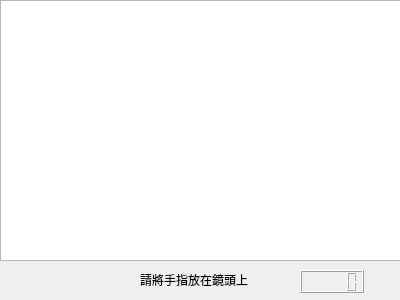
Above: v2.0.ui from nKiux/Corazon before the change. Below: the same form after it.
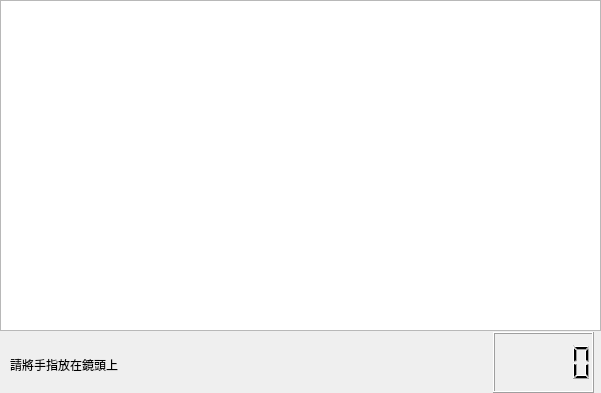
That is the form after the change.

Patch:
```diff
--- a/v2.0.ui
+++ b/v2.0.ui
@@ -2,34 +2,26 @@
 <ui version="4.0">
  <class>Form</class>
  <widget class="QWidget" name="Form">
-  <property name="geometry">
-   <rect>
-    <x>0</x>
-    <y>0</y>
-    <width>400</width>
-    <height>300</height>
-   </rect>
-  </property>
   <property name="windowTitle">
    <string>Form</string>
   </property>
   <widget class="QLCDNumber" name="lcdNumber">
    <property name="geometry">
     <rect>
-     <x>300</x>
-     <y>270</y>
-     <width>64</width>
-     <height>23</height>
+     <x>493</x>
+     <y>332</y>
+     <width>101</width>
+     <height>61</height>
     </rect>
    </property>
   </widget>
   <widget class="QLabel" name="label">
    <property name="geometry">
     <rect>
-     <x>140</x>
-     <y>270</y>
-     <width>111</width>
-     <height>20</height>
+     <x>10</x>
+     <y>339</y>
+     <width>471</width>
+     <height>51</height>
     </rect>
    </property>
    <property name="text">
@@ -50,8 +42,8 @@
     <rect>
      <x>0</x>
      <y>0</y>
-     <width>401</width>
-     <height>261</height>
+     <width>601</width>
+     <height>331</height>
     </rect>
    </property>
   </widget>
@@ -59,8 +51,8 @@
    <property name="geometry">
     <rect>
      <x>0</x>
-     <y>220</y>
-     <width>401</width>
+     <y>290</y>
+     <width>601</width>
      <height>41</height>
     </rect>
    </property>
```
